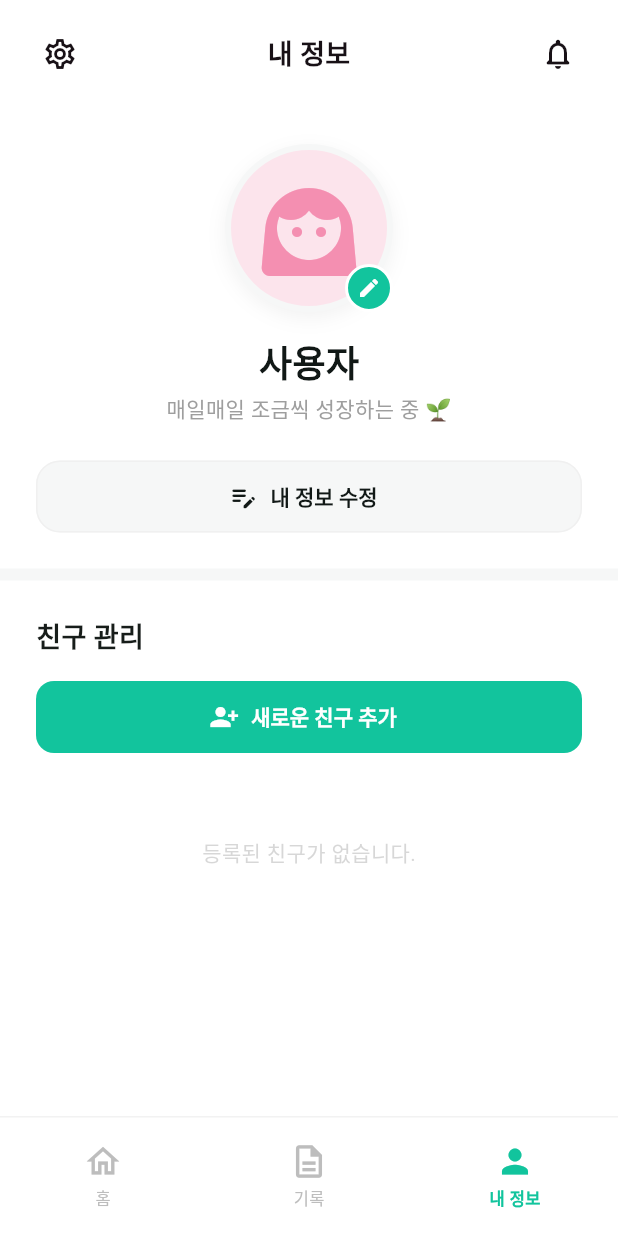
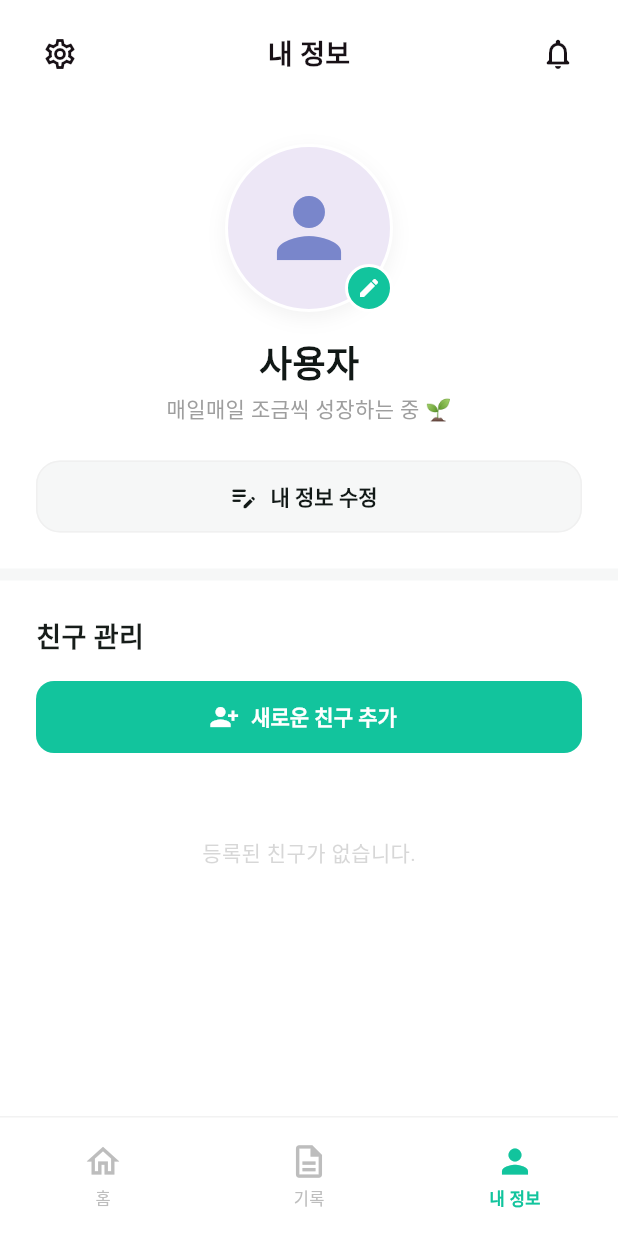
Before and after one commit to AI-HeartQuiz/heartquiz-frontend, a Flutter app: the ProfileScreen screen opened by its route, on a phone screen of 412 x 824 dp. Run offline on Flutter 3.47's test engine with Material 3 defaults, Android fonts, the phone set to English and light mode, and no system bars; Roboto replaces fonts that are missing (Pretendard).

Commit message:
feat: 프로필 아이콘 스타일 통일 및 대화 팁 레이아웃 수정
- 리포트 스타일로 모든 프로필 아이콘 통일 (Icons.person 사용)
- 닉네임 기반 색상 결정으로 성별 구분 없이 일관된 UI 제공
- 대화 팁 섹션 레이아웃 수정 (아이콘 제거, 텍스트만 표시)
- 프로필 화면, 알림 화면, 친구 검색 화면의 프로필 아이콘 스타일 통일

```diff
--- a/lib/widgets/profile_widgets.dart
+++ b/lib/widgets/profile_widgets.dart
@@ -61,6 +61,29 @@ class ProfileAvatar extends StatelessWidget {
 
   @override
   Widget build(BuildContext context) {
+    // 리포트 스타일: 닉네임 기반으로 배경색과 아이콘 색상 결정
+    final colorIndex = name.codeUnits.fold(0, (a, b) => a + b) % 7;
+    final colors = [
+      const Color(0xFFE8F5E9), // 초록
+      const Color(0xFFE3F2FD), // 파랑
+      const Color(0xFFF3E5F5), // 보라
+      const Color(0xFFFFE0B2), // 주황
+      const Color(0xFFE0F2F1), // 청록
+      const Color(0xFFE1F5FE), // 하늘
+      const Color(0xFFEDE7F6), // 연보라
+    ];
+    final iconColors = [
+      const Color(0xFF12C49D).withOpacity(0.6), // 초록
+      Colors.blue.shade300, // 파랑
+      Colors.purple.shade300, // 보라
+      Colors.orange.shade300, // 주황
+      Colors.teal.shade300, // 청록
+      Colors.cyan.shade300, // 하늘
+      Colors.indigo.shade300, // 연보라
+    ];
+    final bgColor = colors[colorIndex];
+    final iconColor = iconColors[colorIndex];
+
     return Column(
       children: [
         Stack(
@@ -70,9 +93,9 @@ class ProfileAvatar extends StatelessWidget {
               width: 112,
               height: 112,
               decoration: BoxDecoration(
-                color: Colors.pink.shade50,
+                color: bgColor,
                 shape: BoxShape.circle,
-                border: Border.all(color: const Color(0xFFF6F7F7), width: 4),
+                border: Border.all(color: Colors.white, width: 2),
                 boxShadow: [
                   BoxShadow(
                     color: Colors.black.withOpacity(0.05),
@@ -81,10 +104,10 @@ class ProfileAvatar extends StatelessWidget {
                   ),
                 ],
               ),
-              child: const Icon(
-                Icons.face_3,
+              child: Icon(
+                Icons.person,
                 size: 64,
-                color: Color(0xFFF48FB1),
+                color: iconColor,
               ),
             ),
             GestureDetector(
```
Also changed, not shown: lib/screens/profile/profile_screen.dart (+43 -3 lines), lib/widgets/friend_widgets.dart (+43 -10 lines), lib/widgets/notification_widgets.dart (+5 -5 lines), lib/widgets/report_widgets.dart (+23 -19 lines).
